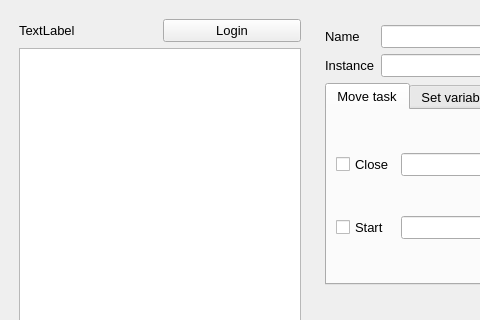
Before: the Qt Designer form ui/main.ui in Serega-SPb/camunda_helper, drawn with Qt 5; both pictures show x 0 to 480 and y 0 to 320 of the 981 by 679 pixel window.
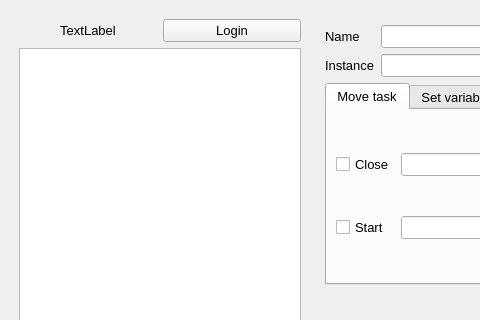
After: the same form once the commit is applied.

Commit message: - added view login - sender init login pass without b64

Diff of the .ui file:
```diff
--- a/ui/main.ui
+++ b/ui/main.ui
@@ -64,6 +64,9 @@
            <property name="text">
             <string>TextLabel</string>
            </property>
+           <property name="alignment">
+            <set>Qt::AlignCenter</set>
+           </property>
           </widget>
          </item>
          <item>
```
The commit also changes 2 other files.
